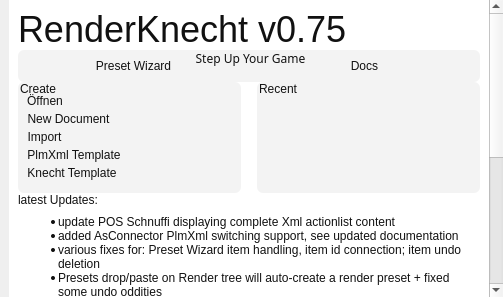
This is ui/knecht_welcome.ui in tappi287/RenderKnecht2 as Qt 5 draws it before an edit. The edited form follows.
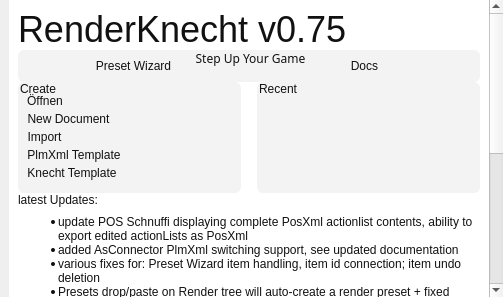
This is the edited form. Icons and pictures are not drawn.

Commit message: update POS schnuffi app

Patch:
```diff
--- a/ui/knecht_welcome.ui
+++ b/ui/knecht_welcome.ui
@@ -47,7 +47,7 @@
       <property name="geometry">
        <rect>
         <x>0</x>
-        <y>-297</y>
+        <y>0</y>
         <width>481</width>
         <height>606</height>
        </rect>
@@ -440,7 +440,7 @@
               </property>
               <property name="text">
                <string>&lt;ul&gt;
-&lt;li&gt;update POS Schnuffi displaying complete Xml actionlist content&lt;/li&gt;
+&lt;li&gt;update POS Schnuffi displaying complete PosXml actionlist contents, ability to export edited actionLists as PosXml&lt;/li&gt;
 &lt;li&gt;added AsConnector PlmXml switching support, see updated documentation&lt;/li&gt;
 &lt;li&gt;various fixes for: Preset Wizard item handling, item id connection; item undo deletion&lt;/li&gt;
 &lt;li&gt;Presets drop/paste on Render tree will auto-create a render preset + fixed some undo oddities&lt;/li&gt;
```
The commit also changes 3 other files.
